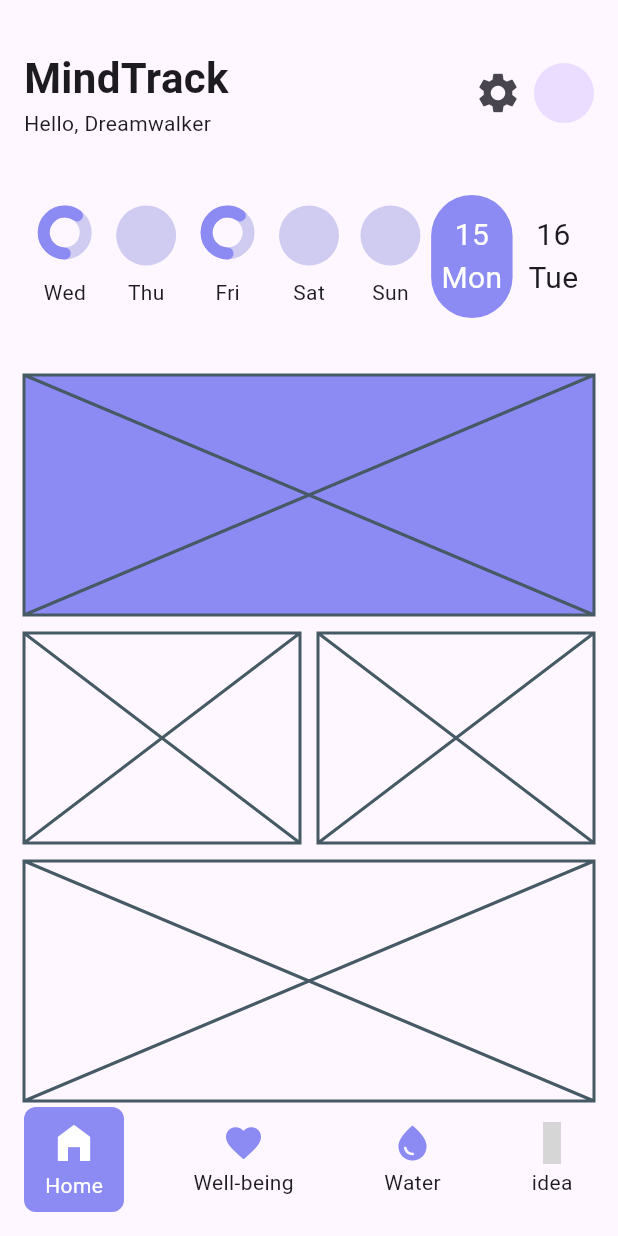
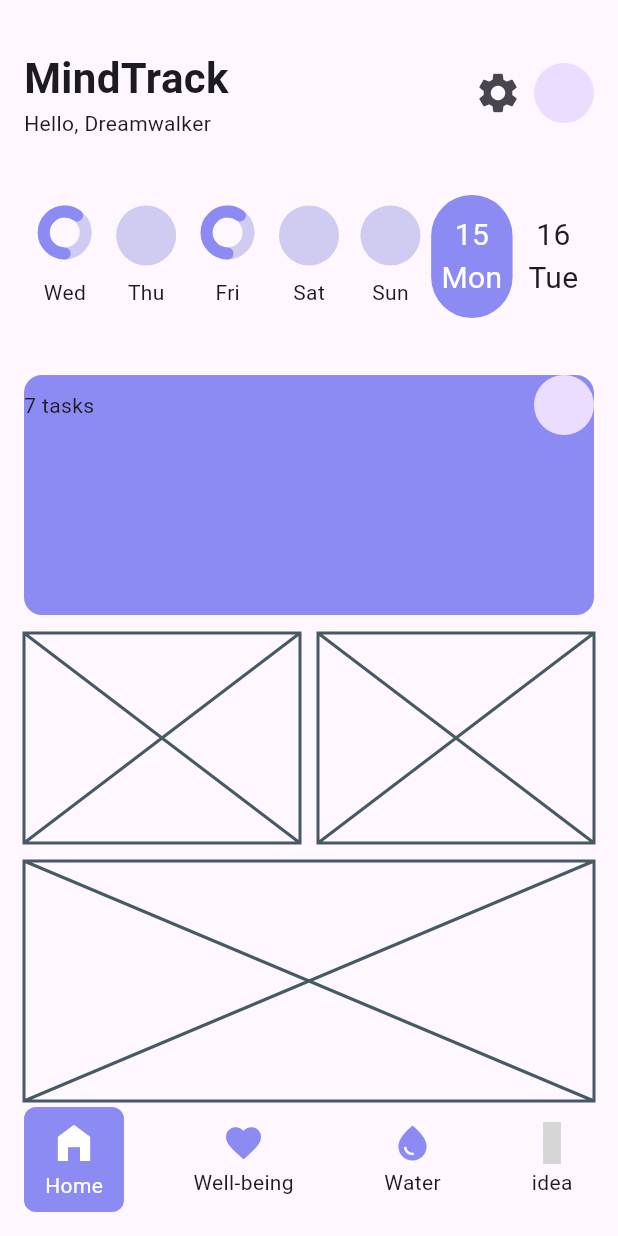
Before and after one commit to JAICHANGPARK/flutter_notebook_chapter_43, a Flutter app: the HabitJournalMainScreen screen opened directly, on a phone screen of 412 x 824 dp. Run offline on Flutter 3.47's test engine with Material 3 defaults, Android fonts, the phone set to English and light mode, and no system bars; drawn by our look-alikes of percent_indicator; our stand-ins replace gap, hugeicons; grey boxes are pictures that could not be loaded.

Commit message:
Update habit_journal_home_screen.dart

```diff
--- a/lib/ep2173_habit_journal_app/ui/home/habit_journal_home_screen.dart
+++ b/lib/ep2173_habit_journal_app/ui/home/habit_journal_home_screen.dart
@@ -244,12 +244,22 @@ class _HabitJournalHomeScreenState extends State<HabitJournalHomeScreen> {
                   ],
                 )),
             Container(
-              height: 160,
-              decoration: BoxDecoration(
-                color: HabitAppTheme.primary,
-              ),
-              child: Placeholder(),
-            ),
+                height: 160,
+                decoration: BoxDecoration(
+                  color: HabitAppTheme.primary,
+                  borderRadius: BorderRadius.circular(12),
+                ),
+                child: Column(
+                  children: [
+                    Row(
+                      mainAxisAlignment: MainAxisAlignment.spaceBetween,
+                      children: [
+                        Text("7 tasks"),
+                        CircleAvatar(),
+                      ],
+                    )
+                  ],
+                )),
             Gap(12),
             Container(
                 height: 140,
```
